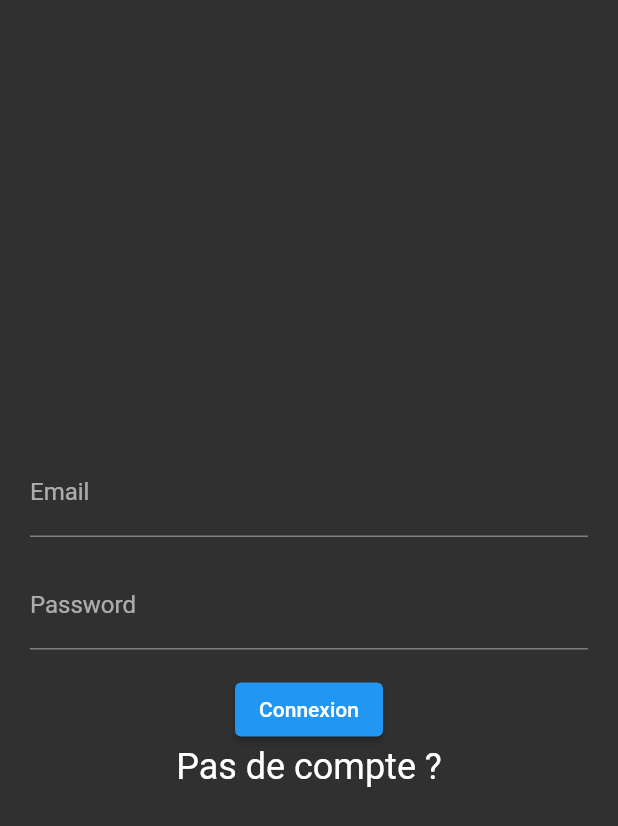
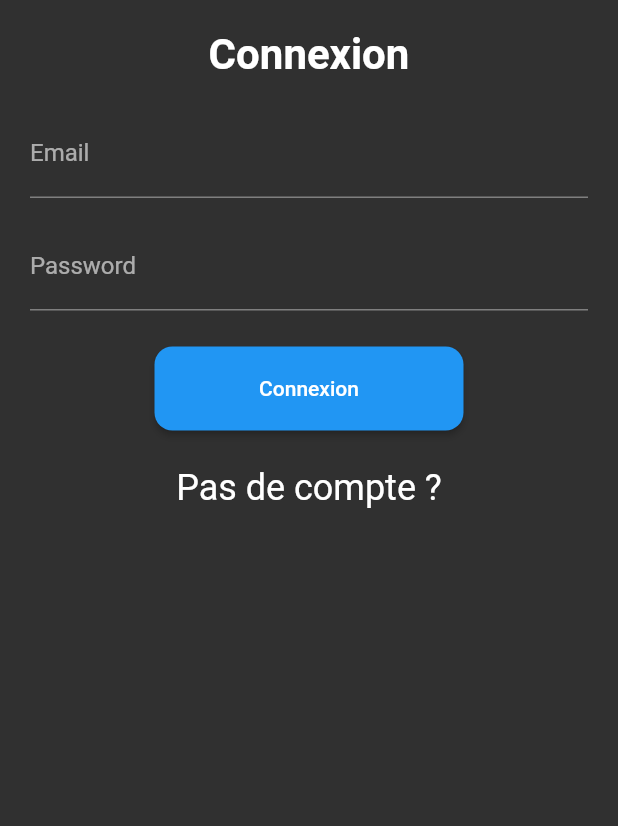
Before and after one commit to Sleepycatcher/sleepycatcher_app, a Flutter app: the screen it shows after launch, after a tap on "Connexion", on a phone screen of 412 x 824 dp. Shown: the top 826 px of the screen. Run offline on Flutter 3.47's test engine with Material 2 defaults, Android fonts, the light colour scheme and no system bars; our stand-ins replace dot_navigation_bar, fl_chart, flutter_bluetooth_serial, flutter_dotenv, google_fonts, page_transition and 4 more; missing offline and left inert: json_path.

Commit message:
* merge dev

```diff
--- a/lib/main.dart
+++ b/lib/main.dart
@@ -4,11 +4,13 @@ import 'package:shared_preferences/shared_preferences.dart';
 import 'widget/router/RouterLogged.dart';
 import 'widget/router/RouterUnLogged.dart';
 import 'package:sleepycatcher/services/authService.dart';
+import 'package:flutter_dotenv/flutter_dotenv.dart';
 import 'dart:developer' as developer;
 AuthService authService = AuthService();
 
 
 void main() async {
+  // await dotenv.load(fileName: ".env");
   WidgetsFlutterBinding.ensureInitialized();
 
   bool validJwt = await authService.checkJWT();
--- a/lib/pages/unLogged/auth/login.dart
+++ b/lib/pages/unLogged/auth/login.dart
@@ -41,7 +41,17 @@ class _LoginPageState extends State<LoginPage> {
   Widget build(BuildContext context) {
     return Container(
       padding: const EdgeInsets.all(20),
-      child: Form(
+      child: Column(
+        children: [
+          const Text(
+            'Connexion',
+            style: TextStyle(
+              fontSize: 28,
+              fontWeight: FontWeight.bold,
+            ),
+          ),
+          const SizedBox(height: 20),
+          Form(
             key: _formKey,
             child: Column(
               mainAxisAlignment: MainAxisAlignment.center,
@@ -79,23 +89,18 @@ class _LoginPageState extends State<LoginPage> {
                     return null;
                   },
                 ),
-            const SizedBox(height: 16),
+                const SizedBox(height: 24),
                 ElevatedButton(
                   onPressed: () async {
                     developer.log('press buttom');
                     if (_formKey.currentState!.validate()) {
-                  // Submit form
-                  // Call your authentication API here
                       User user = User(
                         username:  _emailController.text,
                         email:  _emailController.text,
                         password: _passwordController.text,
                       );
-                 // http.Response response = login(user) as http.Response;
 
                       final response = await authService.login(user);
-
-
                       if(response!.statusCode == 200) {
                         // si l'incription est valide
                         ScaffoldMessenger.of(context).showSnackBar(
@@ -120,7 +125,15 @@ class _LoginPageState extends State<LoginPage> {
                     }
                   },
                   child: const Text('Connexion'),
+                  style: ElevatedButton.styleFrom(
+                    shape: RoundedRectangleBorder(
+                      borderRadius: BorderRadius.circular(12.0),
                     ),
+                    minimumSize: Size(0.5 * MediaQuery.of(context).size.width, 24.0),
+                    padding: EdgeInsets.symmetric(vertical: 20),
+                  ),
+                ),
+                SizedBox(height: 24),
                 GestureDetector(
                   onTap: _onTap,
                   child: const Text(
@@ -131,6 +144,9 @@ class _LoginPageState extends State<LoginPage> {
               ],
             ),
           ),
+        ],
+      ),
     );
+
   }
   }
--- a/lib/pages/unLogged/firstLog/FirstLog.dart
+++ b/lib/pages/unLogged/firstLog/FirstLog.dart
@@ -1,7 +1,7 @@
 import 'package:flutter/material.dart';
 
 class FirstLog extends StatelessWidget {
-  const FirstLog({super.key, required this.changePage});
+  const FirstLog({Key? key, required this.changePage});
 
   final Function(int) changePage;
 
@@ -10,13 +10,46 @@ class FirstLog extends StatelessWidget {
     return Column(
       mainAxisAlignment: MainAxisAlignment.center,
       children: [
+        const Text(
+          "Bienvenue sur SleepCatcher !",
+          style: TextStyle(
+            fontWeight: FontWeight.bold,
+            fontSize: 24.0,
+          ),
+        ),
+        const SizedBox(height: 24.0),
+        Row(
+          mainAxisAlignment: MainAxisAlignment.center,
+          children: [
+            Column(
+              mainAxisAlignment: MainAxisAlignment.center,
+              children: [
                 ElevatedButton(
                   onPressed: () => changePage(1),
                   child: const Text('Connexion'),
+                  style: ElevatedButton.styleFrom(
+                    shape: RoundedRectangleBorder(
+                      borderRadius: BorderRadius.circular(12.0),
                     ),
+                    minimumSize: Size(0.9 * MediaQuery.of(context).size.width, 24.0),
+                    padding: EdgeInsets.symmetric(vertical: 20),
+                  ),
+                ),
+                SizedBox(height: 16.0),
                 ElevatedButton(
                   onPressed: () => changePage(2),
                   child: const Text('Inscription'),
+                  style: ElevatedButton.styleFrom(
+                    shape: RoundedRectangleBorder(
+                      borderRadius: BorderRadius.circular(12.0),
+                    ),
+                    minimumSize: Size(0.9 * MediaQuery.of(context).size.width, 24.0),
+                    padding: EdgeInsets.symmetric(vertical: 20),
+                  ),
+                ),
+              ],
+            ),
+          ],
         ),
       ],
     );
--- a/lib/services/authService.dart
+++ b/lib/services/authService.dart
@@ -57,7 +57,7 @@ class AuthService {
   }
 
   Future<bool> checkJWT() async {
-    String? jwt = await getJWT(); //
+    String? jwt = await getJWT();
 
     if(jwt == null) return false;
 
--- a/lib/widget/router/RouterLogged.dart
+++ b/lib/widget/router/RouterLogged.dart
@@ -60,9 +60,9 @@ class _RouterLoggedState extends State<RouterLogged> {
           children: const<Widget> [
             HomePage(),
             NewsPage(),
-            ProfilePage(),
+            ProfileView(),
             RecordPage(),
-            StatisticsPage(),
+            StatisticPage(),
           ],
         ),
       ),
--- a/pubspec.yaml
+++ b/pubspec.yaml
@@ -51,6 +51,9 @@ dependencies:
   page_transition: ^2.0.9
   flutter_bluetooth_serial: ^0.4.0
   flutter_hooks: ^0.18.6
+  permission_handler: ^8.1.4
+  flutter_dotenv: ^5.0.2
+  fl_chart: ^0.61.0
 
 
 
@@ -83,6 +86,7 @@ flutter:
      - assets/images/
 
 
+
   # An image asset can refer to one or more resolution-specific "variants", see
   # https://flutter.dev/assets-and-images/#resolution-aware
 
```
Also changed, not shown: lib/model/Sleep.dart (added, +22 -0 lines), lib/pages/profile/_profile.dart (added, +126 -0 lines), lib/pages/profile/commonInfo.dart (added, +18 -0 lines), lib/pages/profile/profile.dart (+78 -24 lines), lib/pages/statistics/statistics.dart (+38 -4 lines), lib/pages/unLogged/auth/register.dart (+10 -2 lines), lib/services/bluetoothService.dart (+21 -8 lines), lib/services/statisticService.dart (added, +34 -0 lines), pubspec.lock, 3 other files. Lines whose indentation alone changed are shown as unchanged.
